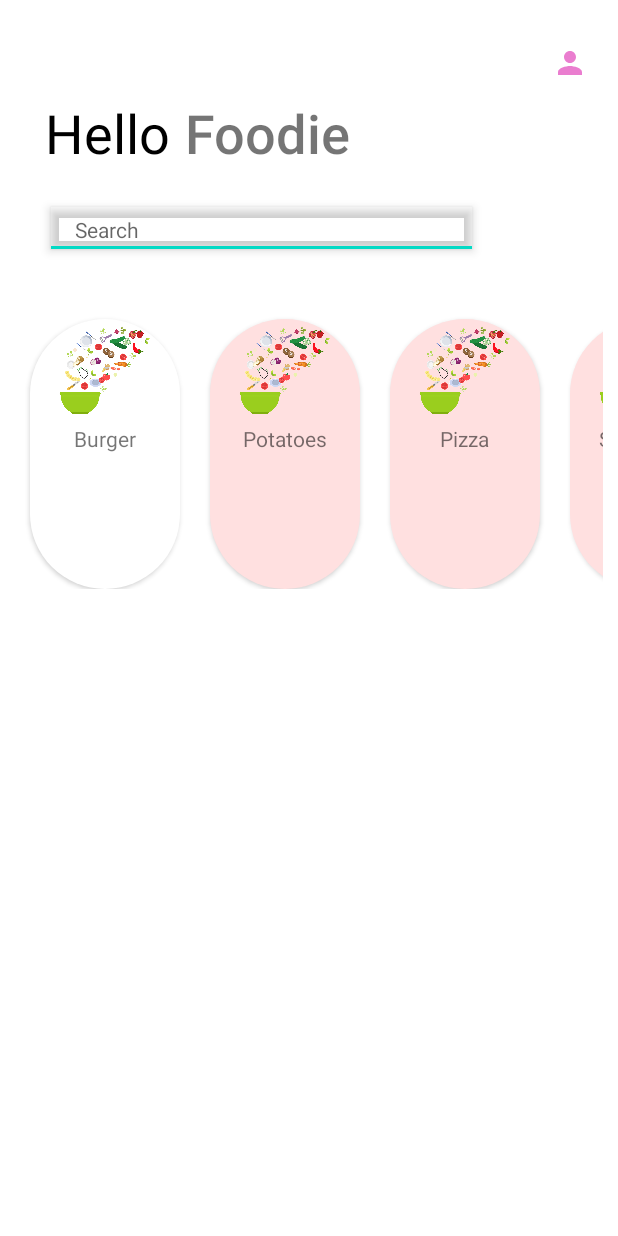
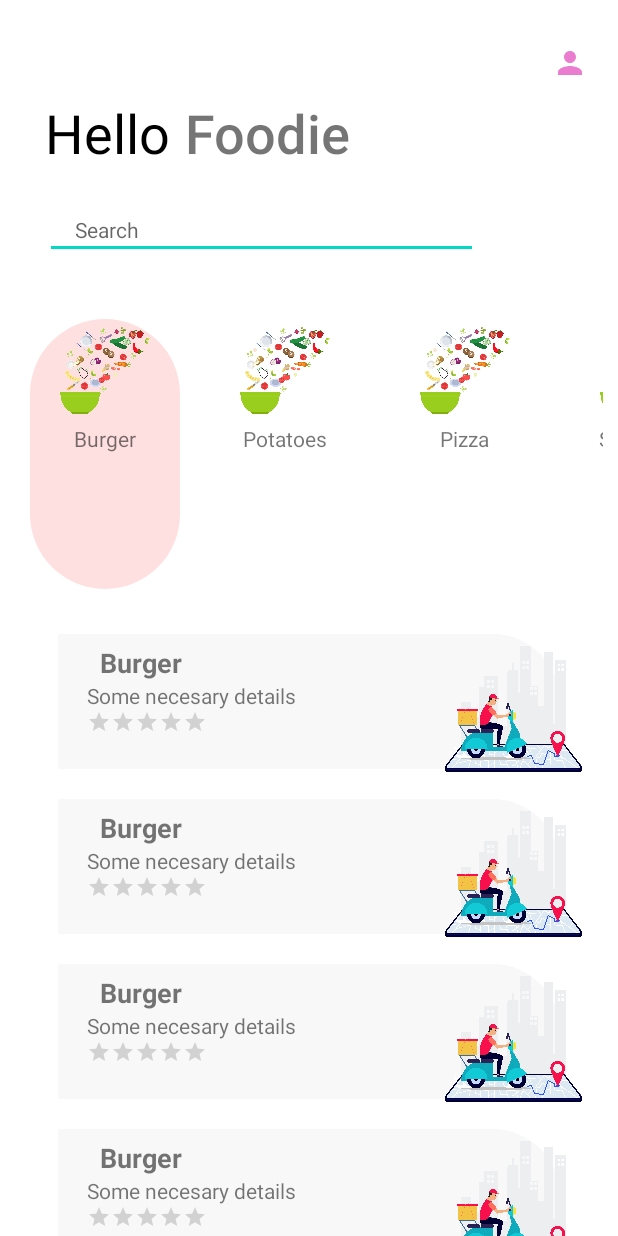
Before and after one commit to jmerino12/Sizzling-Bites, an Android app: the screen it shows after launch (DashBoardActivity), after a tap on "Burger", on a phone screen of 412 x 824 dp. Run offline under Robolectric (Android 15) with nearby library versions, the phone set to English and light mode, and no system bars.

Commit message:
Rv dinamico, y uno estatico

```diff
--- a/app/src/main/java/com/jmb/sizzlingbites/DashBoardActivity.kt
+++ b/app/src/main/java/com/jmb/sizzlingbites/DashBoardActivity.kt
@@ -2,20 +2,26 @@ package com.jmb.sizzlingbites
 
 import androidx.appcompat.app.AppCompatActivity
 import android.os.Bundle
+import android.os.Handler
+import android.widget.Toast
 import androidx.recyclerview.widget.LinearLayoutManager
 import androidx.recyclerview.widget.RecyclerView
+import com.jmb.sizzlingbites.DRVInterface.LoadMore
+import java.util.*
+import kotlin.collections.ArrayList
 
 class DashBoardActivity : AppCompatActivity() {
     lateinit var mRecyclerView: RecyclerView
+    lateinit var mRecyclerView2: RecyclerView
+
     val mAdapter: StaticRvAdapter = StaticRvAdapter()
-
-
-    val dynamicRVAdapter: DynamicRVAdapter = DynamicRVAdapter()
+    var dynamicRVAdapter: DynamicRVAdapter = DynamicRVAdapter()
 
     override fun onCreate(savedInstanceState: Bundle?) {
         super.onCreate(savedInstanceState)
         setContentView(R.layout.activity_dash_board)
         setUpRecyclerView()
+        setUpRecycleView2()
     }
 
     fun getSuperheros(): MutableList<StaticRvModel> {
@@ -34,9 +40,46 @@ class DashBoardActivity : AppCompatActivity() {
         mRecyclerView.layoutManager = LinearLayoutManager(this, LinearLayoutManager.HORIZONTAL, false)
         mAdapter.RecyclerAdapter(getSuperheros(), this)
         mRecyclerView.adapter = mAdapter
+    }
+
+    fun setUpRecycleView2() {
+        mRecyclerView2 = findViewById(R.id.rv_2)
+        mRecyclerView2.setHasFixedSize(true)
+        mRecyclerView2.layoutManager = LinearLayoutManager(this)
+        dynamicRVAdapter = DynamicRVAdapter(mRecyclerView2, this, getItems())
+        mRecyclerView2.adapter = dynamicRVAdapter
+
+        dynamicRVAdapter.setLoadMore(object : LoadMore {
+            override fun onLoadMore() {
+                if (getItems().size <= 10) {
+                    getItems().add(DynamicRvModel("null"))
+                    dynamicRVAdapter.notifyItemInserted(getItems().size - 1)
+                    val updateHandler = Handler()
+                    val runnable = Runnable {
+                        doJob() // some action(s)
+                    }
+                    updateHandler.postDelayed(runnable, 5000)
+                }else{
+                    Toast.makeText(this@DashBoardActivity, "Data completed", Toast.LENGTH_SHORT).show()
+                }
+            }
+        })
 
 
-        var items: MutableList<DynamicRvModel> = ArrayList()
+    }
+
+    private fun doJob() {
+        getItems().removeAt(getItems().size - 1)
+        dynamicRVAdapter.notifyItemRemoved(getItems().size - 1)
+
+        val index = getItems().size
+        val end = index + 10
+        for (i in index..end) {
+            val name: String = UUID.randomUUID().toString()
+            getItems().add(DynamicRvModel(name))
+        }
+        dynamicRVAdapter.notifyDataSetChanged()
+        dynamicRVAdapter.setLoaded()
 
     }
 
@@ -57,8 +100,6 @@ class DashBoardActivity : AppCompatActivity() {
         items.add(DynamicRvModel("icecream"))
         items.add(DynamicRvModel("icecream"))
         items.add(DynamicRvModel("icecream"))
-
-
         return items
     }
 }
--- a/app/src/main/java/com/jmb/sizzlingbites/DynamicRVAdapter.kt
+++ b/app/src/main/java/com/jmb/sizzlingbites/DynamicRVAdapter.kt
@@ -4,7 +4,6 @@ import android.app.Activity
 import android.view.LayoutInflater
 import android.view.View
 import android.view.ViewGroup
-import android.widget.ImageView
 import android.widget.ProgressBar
 import android.widget.TextView
 import androidx.recyclerview.widget.LinearLayoutManager
@@ -15,7 +14,7 @@ import com.jmb.sizzlingbites.DRVInterface.LoadMore
  * Created by jmerino on 1/29/21
  */
 class LoadingViewHolder(itemView: View) : RecyclerView.ViewHolder(itemView) {
-    val progressbar = itemView.findViewById(R.id.progress_bar) as ProgressBar
+    val progressbar = itemView.findViewById(R.id.progress_bar) as? ProgressBar
 }
 
 class ItemViewHolder(itemView: View) : RecyclerView.ViewHolder(itemView) {
--- a/app/src/main/java/com/jmb/sizzlingbites/StaticRvAdapter.kt
+++ b/app/src/main/java/com/jmb/sizzlingbites/StaticRvAdapter.kt
@@ -36,9 +36,9 @@ class StaticRvAdapter : RecyclerView.Adapter<StaticRvAdapter.ViewHolder>() {
             notifyDataSetChanged()
         }
         if (row_index == position){
+            holder.layout.setBackgroundResource(R.drawable.static_rv_bg_selected)
+        }else{
             holder.layout.setBackgroundResource(R.drawable.static_rv_bg)
-        }else{
-            holder.layout.setBackgroundResource(R.drawable.static_rv_bg_selected)
         }
         //holder.bind(item, context, position,row_index)
     }
--- a/app/src/main/res/layout/activity_dash_board.xml
+++ b/app/src/main/res/layout/activity_dash_board.xml
@@ -89,7 +89,7 @@
         <androidx.recyclerview.widget.RecyclerView
             android:id="@+id/rv_2"
             android:layout_width="match_parent"
-            android:layout_height="200dp"
+            android:layout_height="match_parent"
             android:layout_marginLeft="10dp"
             android:layout_marginTop="20dp"
             android:layout_marginRight="10dp"
```
